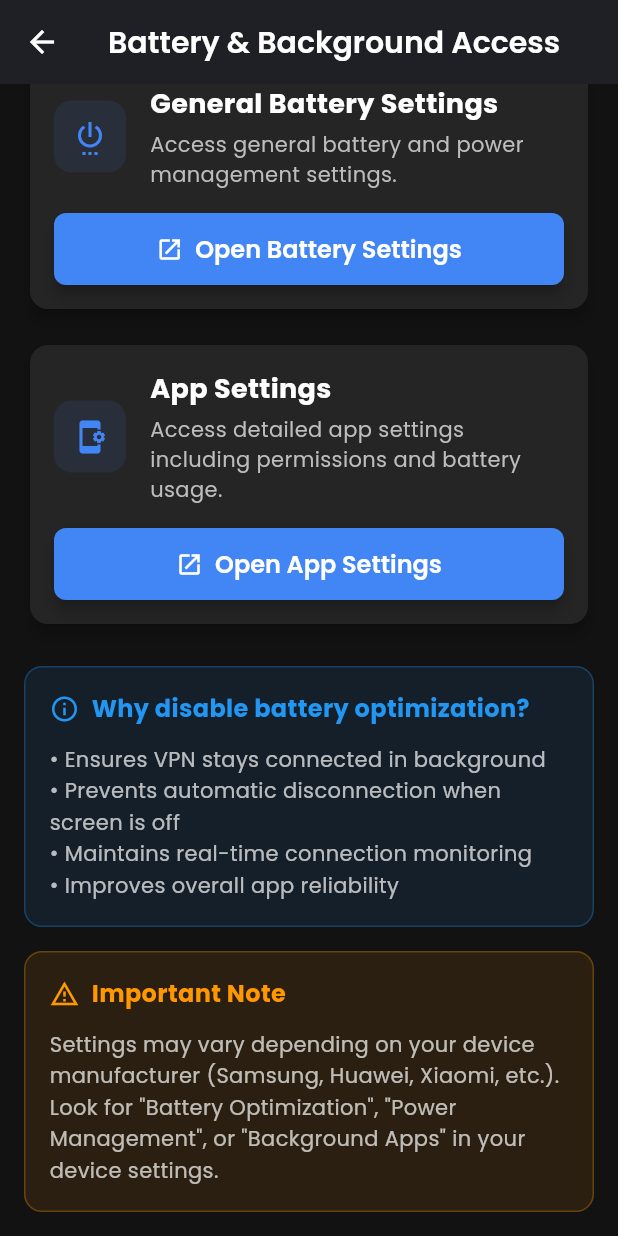
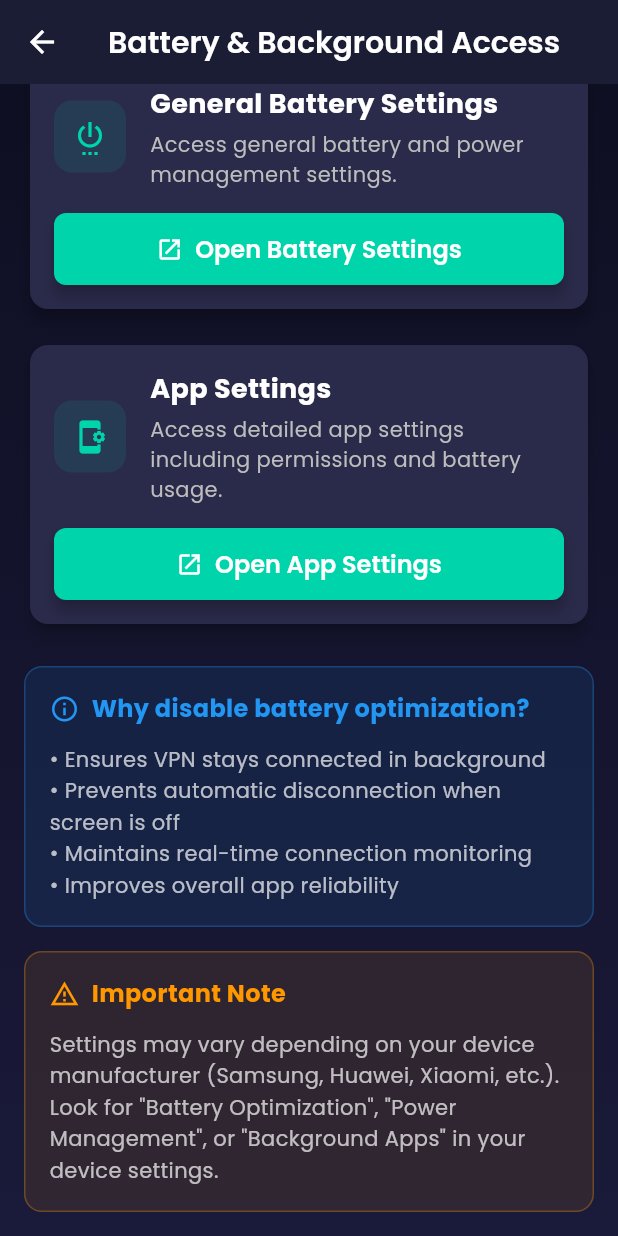
Before and after one commit to rianphlox/vpn, a Flutter app: the BatterySettingsScreen screen opened directly, scrolled down 498 dp, on a phone screen of 412 x 824 dp. Run offline on Flutter 3.47's test engine with Material 3 defaults, Android fonts, the phone set to English and light mode, and no system bars; our stand-ins replace cached_network_image, file_picker, flutter_animate, google_fonts, image_picker, shared_preferences and 1 more; missing offline and left inert: flutter_v2ray_client; accounts and stored records are empty; network calls fail.

Commit message:
Update remaining tool screens with QShield theme
- Update Per-App Tunnel screen with gradient background and QShield colors
- Update Battery Settings screen with QShield theme and gradient
- Update Backup Restore screen with QShield colors and gradient
- All tool screens now have consistent dark theme with cyan accents
- Complete QShield theme implementation across all accessible screens

```diff
--- a/lib/screens/battery_settings_screen.dart
+++ b/lib/screens/battery_settings_screen.dart
@@ -32,7 +32,7 @@
                 TranslationKeys.batterySettingsBatteryOptimizationOpened,
               ),
             ),
-            backgroundColor: AppTheme.primaryBlue,
+            backgroundColor: const Color(0xFF00D4AA),
             duration: const Duration(seconds: 2),
           ),
         );
@@ -76,7 +76,7 @@
             content: Text(
               context.tr(TranslationKeys.batterySettingsGeneralBatteryOpened),
             ),
-            backgroundColor: AppTheme.primaryBlue,
+            backgroundColor: const Color(0xFF00D4AA),
             duration: const Duration(seconds: 2),
           ),
         );
@@ -120,7 +120,7 @@
             content: Text(
               context.tr(TranslationKeys.batterySettingsAppSettingsOpened),
             ),
-            backgroundColor: AppTheme.primaryBlue,
+            backgroundColor: const Color(0xFF00D4AA),
             duration: const Duration(seconds: 2),
           ),
         );
@@ -163,17 +163,28 @@
 
   Widget _buildBatterySettingsScreen(BuildContext context) {
     return Scaffold(
-      backgroundColor: AppTheme.primaryDark,
+      backgroundColor: const Color(0xFF0F0F23),
       appBar: AppBar(
         title: Text(context.tr(TranslationKeys.batterySettingsTitle)),
-        backgroundColor: AppTheme.primaryDark,
+        backgroundColor: const Color(0xFF0F0F23),
         elevation: 0,
         leading: IconButton(
           icon: const Icon(Icons.arrow_back),
           onPressed: () => Navigator.of(context).pop(),
         ),
       ),
-      body: SingleChildScrollView(
+      body: Container(
+        decoration: const BoxDecoration(
+          gradient: LinearGradient(
+            begin: Alignment.topCenter,
+            end: Alignment.bottomCenter,
+            colors: [
+              Color(0xFF0F0F23),
+              Color(0xFF1A1A3A),
+            ],
+          ),
+        ),
+        child: SingleChildScrollView(
         padding: const EdgeInsets.all(16.0),
         child: Column(
           crossAxisAlignment: CrossAxisAlignment.start,
@@ -182,10 +193,10 @@
             Container(
               padding: const EdgeInsets.all(20),
               decoration: BoxDecoration(
-                color: AppTheme.cardDark,
+                color: const Color(0xFF2A2A4A),
                 borderRadius: BorderRadius.circular(16),
                 border: Border.all(
-                  color: AppTheme.connectedGreen.withValues(alpha: 0.3),
+                  color: const Color(0xFF00D4AA).withValues(alpha: 0.3),
                   width: 1,
                 ),
               ),
@@ -194,7 +205,7 @@
                   Icon(
                     Icons.battery_charging_full,
                     size: 48,
-                    color: AppTheme.connectedGreen,
+                    color: const Color(0xFF00D4AA),
                   ),
                   const SizedBox(height: 12),
                   Text(
@@ -362,6 +373,7 @@
           ],
         ),
       ),
+      ),
     );
   }
 
@@ -374,7 +386,7 @@
     required VoidCallback? onPressed,
   }) {
     return Card(
-      color: AppTheme.cardDark,
+      color: const Color(0xFF2A2A4A),
       elevation: 4,
       shape: RoundedRectangleBorder(borderRadius: BorderRadius.circular(12)),
       child: Padding(
@@ -387,10 +399,10 @@
                 Container(
                   padding: const EdgeInsets.all(12),
                   decoration: BoxDecoration(
-                    color: AppTheme.primaryBlue.withValues(alpha: 0.1),
+                    color: const Color(0xFF00D4AA).withValues(alpha: 0.1),
                     borderRadius: BorderRadius.circular(12),
                   ),
-                  child: Icon(icon, color: AppTheme.primaryBlue, size: 24),
+                  child: Icon(icon, color: const Color(0xFF00D4AA), size: 24),
                 ),
                 const SizedBox(width: 16),
                 Expanded(
@@ -442,7 +454,7 @@
                   ),
                 ),
                 style: ElevatedButton.styleFrom(
-                  backgroundColor: AppTheme.primaryBlue,
+                  backgroundColor: const Color(0xFF00D4AA),
                   foregroundColor: Colors.white,
                   padding: const EdgeInsets.symmetric(vertical: 12),
                   shape: RoundedRectangleBorder(
```
Also changed, not shown: lib/screens/backup_restore_screen.dart (+20 -8 lines), lib/screens/per_app_tunnel_screen.dart (+15 -3 lines).
